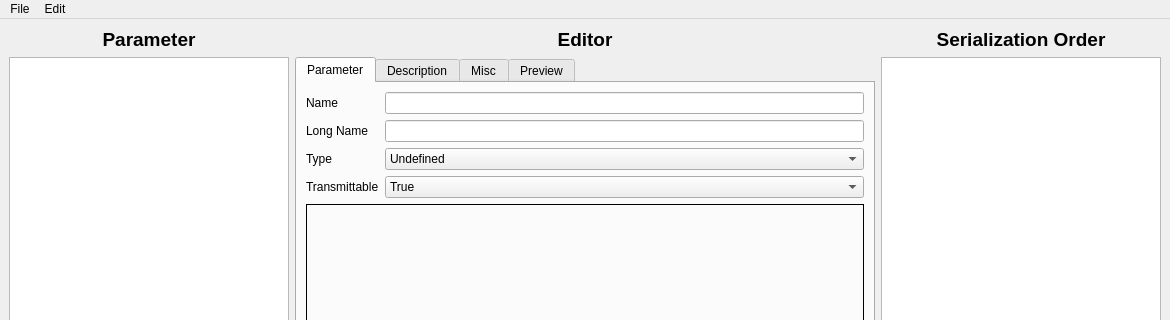
This is parametereditor.ui in vedderb/vesc_tool as Qt 5 draws it before an edit; both pictures show x 0 to 1170 and y 0 to 320 of the 1170 by 618 pixel window. The edited form follows.
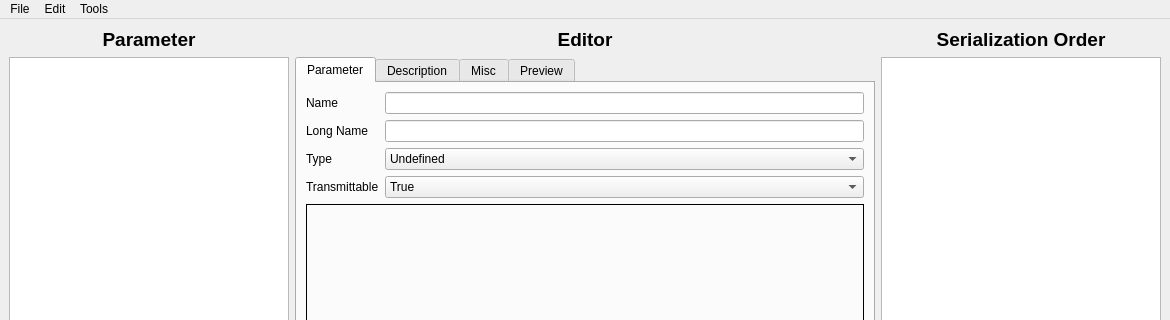
This is the edited form. Icons and pictures are not drawn. Custom widgets are drawn as their Qt base class.

```diff
--- a/parametereditor.ui
+++ b/parametereditor.ui
@@ -1113,7 +1113,7 @@
      <x>0</x>
      <y>0</y>
      <width>1170</width>
-     <height>20</height>
+     <height>22</height>
     </rect>
    </property>
    <widget class="QMenu" name="menuFile">
@@ -1129,8 +1129,15 @@
     </property>
     <addaction name="actionDeleteAll"/>
    </widget>
+   <widget class="QMenu" name="menuTools">
+    <property name="title">
+     <string>Tools</string>
+    </property>
+    <addaction name="actionCalculatePacketSize"/>
+   </widget>
    <addaction name="menuFile"/>
    <addaction name="menuEdit"/>
+   <addaction name="menuTools"/>
   </widget>
   <widget class="QStatusBar" name="statusBar"/>
   <action name="actionLoad_XML">
```
Left out of the diff: 9 changed lines with no effect on the pictures.
